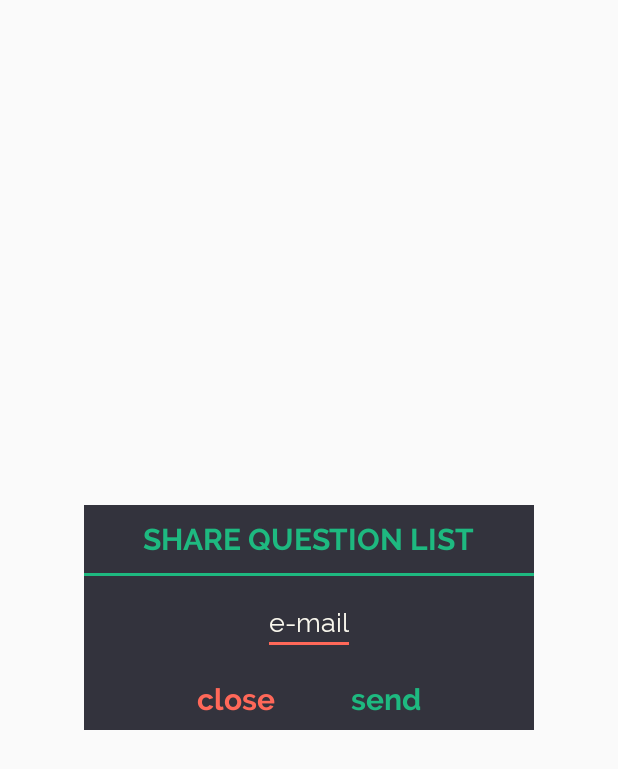
After one commit to Andrew21P/BA-Android-Challenge, an Android app: the layout dialog_share_screen.xml on its own in the app's theme, with its tools: preview values and no code run, on a phone screen of 412 x 824 dp. The commit adds this screen. Shown: the top 769 px of the screen. Run offline under Robolectric (Android 15) with nearby library versions, the phone set to English and light mode, and no system bars.

Commit message:
Refactored question screen Added share screen and service

```diff
--- a/app/build.gradle
+++ b/app/build.gradle
@@ -22,6 +22,7 @@ dependencies {
     implementation fileTree(dir: 'libs', include: ['*.jar'])
     implementation 'com.android.support:appcompat-v7:28.0.0'
     implementation 'com.android.support.constraint:constraint-layout:1.1.3'
+    implementation 'com.android.support:support-v4:28.0.0'
     testImplementation 'junit:junit:4.12'
     implementation 'com.android.support:recyclerview-v7:28.0.0'
     implementation 'com.android.support:cardview-v7:28.0.0'
--- a/app/src/main/AndroidManifest.xml
+++ b/app/src/main/AndroidManifest.xml
@@ -6,11 +6,11 @@
     <uses-permission android:name="android.permission.INTERNET" />
 
     <application
-        android:launchMode="singleTask"
         android:name=".application.BlissChallengeApplication"
         android:allowBackup="true"
         android:icon="@mipmap/ic_launcher"
         android:label="@string/app_name"
+        android:launchMode="singleTask"
         android:roundIcon="@mipmap/ic_launcher_round"
         android:supportsRtl="true"
         android:theme="@style/AppTheme"
@@ -29,6 +29,10 @@
                 <category android:name="android.intent.category.LAUNCHER" />
             </intent-filter>
         </activity>
+        <activity
+            android:name=".screens.base.BaseScreenActivity"
+            android:screenOrientation="portrait"
+            android:theme="@style/Theme.AppCompat.Light.NoActionBar.FullScreen" />
     </application>
 
 </manifest>
--- a/app/src/main/java/pt/andrew/blisschallenge/helpers/ValidationsHelper.java
+++ b/app/src/main/java/pt/andrew/blisschallenge/helpers/ValidationsHelper.java
@@ -13,4 +13,8 @@ public class ValidationsHelper {
     public static boolean isServiceHealthOk(ServiceStatus response) {
         return response != null && response.getStatus() != null && response.getStatus().equals(STATUS_OK);
     }
+
+    public static boolean isValidEmail(String email) {
+        return android.util.Patterns.EMAIL_ADDRESS.matcher(email).matches();
+    }
 }
--- a/app/src/main/java/pt/andrew/blisschallenge/network/entities/ServiceData.java
+++ b/app/src/main/java/pt/andrew/blisschallenge/network/entities/ServiceData.java
@@ -13,11 +13,14 @@ import retrofit2.http.Query;
  */
 public interface ServiceData {
 
-    String QUESTION_LIMIT = "10";
+    public String QUESTION_LIMIT = "10";
 
     @GET("/health")
     Call<ServiceStatus> getServiceStatus();
 
     @GET("/questions?limit=" + QUESTION_LIMIT)
     Call<List<Question>> getQuestions(@Query("offset") int offset, @Query("filter") String filter);
+
+    @GET("/share")
+    Call<ServiceStatus> getShareResponse(@Query("destination_email") String email, @Query("content_url") String contentUrl);
 }
--- a/app/src/main/java/pt/andrew/blisschallenge/screens/ServiceStatusActivity.java
+++ b/app/src/main/java/pt/andrew/blisschallenge/screens/ServiceStatusActivity.java
@@ -15,6 +15,7 @@ import pt.andrew.blisschallenge.helpers.ValidationsHelper;
 import pt.andrew.blisschallenge.model.ServiceStatus;
 import pt.andrew.blisschallenge.network.RetrofitInstance;
 import pt.andrew.blisschallenge.network.entities.ServiceData;
+import pt.andrew.blisschallenge.screens.base.BaseScreenActivity;
 import retrofit2.Call;
 import retrofit2.Callback;
 import retrofit2.Response;
@@ -47,7 +48,7 @@ public class ServiceStatusActivity extends AppCompatActivity {
             @Override
             public void run() {
                 _mainContainer.setVisibility(View.GONE);
-                Intent questionsScreenActivity = new Intent(ServiceStatusActivity.this, QuestionsScreenActivity.class);
+                Intent questionsScreenActivity = new Intent(ServiceStatusActivity.this, BaseScreenActivity.class);
                 startActivity(questionsScreenActivity);
                 finish();
             }
--- /dev/null
+++ b/app/src/main/res/layout/dialog_share_screen.xml
@@ -0,0 +1,107 @@
+<LinearLayout xmlns:android="http://schemas.android.com/apk/res/android"
+    android:layout_width="@dimen/share_screen_width"
+    android:layout_height="@dimen/share_screen_height"
+    android:layout_gravity="center"
+    android:animateLayoutChanges="true"
+    android:background="@color/colorBackground"
+    android:gravity="center"
+    android:orientation="vertical">
+
+    <RelativeLayout
+        android:id="@+id/shareScreenLoader"
+        android:layout_width="match_parent"
+        android:layout_height="wrap_content"
+        android:layout_marginTop="@dimen/share_screen_button_margin"
+        android:layout_marginBottom="@dimen/share_screen_button_margin"
+        android:animateLayoutChanges="true"
+        android:background="@color/colorBackground"
+        android:gravity="center"
+        android:visibility="gone">
+
+        <ProgressBar
+            android:layout_width="@dimen/loader_size"
+            android:layout_height="@dimen/loader_size"
+            android:indeterminate="true" />
+
+    </RelativeLayout>
+
+    <TextView
+        android:id="@+id/shareScreenTitle"
+        android:layout_width="wrap_content"
+        android:layout_height="wrap_content"
+        android:layout_marginTop="@dimen/share_screen_vertical_margin"
+        android:layout_marginBottom="@dimen/share_screen_vertical_margin"
+        android:fontFamily="@font/raleway_bold"
+        android:text="@string/share_results"
+        android:textColor="@color/colorPrimary"
+        android:textSize="@dimen/text_title_size" />
+
+    <View
+        android:id="@+id/shareScreenHorizontalSeparator"
+        android:layout_width="match_parent"
+        android:layout_height="@dimen/horizontal_line_separator_height"
+        android:background="@color/colorPrimary" />
+
+    <TextView
+        android:id="@+id/shareScreenResume"
+        android:layout_width="wrap_content"
+        android:layout_height="wrap_content"
+        android:layout_margin="@dimen/share_screen_vertical_margin"
+        android:fontFamily="@font/raleway"
+        android:textColor="@color/pureWhite"
+        android:visibility="gone" />
+
+    <EditText
+        android:id="@+id/shareScreenEmail"
+        android:layout_width="wrap_content"
+        android:layout_height="wrap_content"
+        android:layout_marginTop="@dimen/share_screen_vertical_margin"
+        android:layout_marginBottom="@dimen/share_screen_vertical_margin"
+        android:fontFamily="@font/raleway"
+        android:hint="@string/email"
+        android:inputType="textEmailAddress" />
+
+    <LinearLayout
+        android:id="@+id/shareScreenButtonContainer"
+        android:layout_width="match_parent"
+        android:layout_height="wrap_content"
+        android:layout_margin="@dimen/question_margin"
+        android:layout_marginTop="@dimen/share_screen_vertical_margin"
+        android:layout_marginBottom="@dimen/share_screen_vertical_margin"
+        android:gravity="center"
+        android:orientation="horizontal">
+
+        <TextView
+            android:id="@+id/shareScreenOkButton"
+            android:layout_width="wrap_content"
+            android:layout_height="wrap_content"
+            android:fontFamily="@font/raleway_bold"
+            android:text="@string/service_ok"
+            android:textAlignment="center"
+            android:textColor="@color/colorPrimary"
+            android:textSize="@dimen/text_title_size"
+            android:visibility="gone" />
+
+        <TextView
+            android:id="@+id/shareScreenCloseButton"
+            android:layout_width="wrap_content"
+            android:layout_height="wrap_content"
+            android:layout_marginEnd="@dimen/share_screen_button_margin"
+            android:fontFamily="@font/raleway_bold"
+            android:text="@string/close"
+            android:textColor="@color/colorAccent"
+            android:textSize="@dimen/text_title_size" />
+
+        <TextView
+            android:id="@+id/shareScreenSendButton"
+            android:layout_width="wrap_content"
+            android:layout_height="wrap_content"
+            android:layout_marginStart="@dimen/share_screen_button_margin"
+            android:fontFamily="@font/raleway_bold"
+            android:text="@string/send"
+            android:textColor="@color/colorPrimary"
+            android:textSize="@dimen/text_title_size" />
+
+    </LinearLayout>
+
+</LinearLayout>
--- /dev/null
+++ b/app/src/main/res/values-v26/styles.xml
@@ -0,0 +1,13 @@
+<?xml version="1.0" encoding="utf-8"?>
+<resources>
+    <style name="Theme.AppCompat.Light.NoActionBar.FullScreen" parent="@style/Theme.AppCompat.Light.NoActionBar">
+        <item name="android:windowNoTitle">true</item>
+        <item name="android:autofilledHighlight">@android:color/transparent</item>
+        <item name="android:textColorSecondary">@color/pureWhite</item>
+        <item name="android:editTextColor">@color/pureWhite</item>
+        <item name="android:textColorHint">@color/pureWhite</item>
+        <item name="android:windowActionBar">false</item>
+        <item name="android:windowFullscreen">true</item>
+        <item name="android:windowContentOverlay">@null</item>
+    </style>
+</resources>
--- a/app/src/main/res/values/dimens.xml
+++ b/app/src/main/res/values/dimens.xml
@@ -2,8 +2,10 @@
 <resources>
 
     <dimen name="text_body_size">14sp</dimen>
+    <dimen name="text_title_size">20sp</dimen>
     <dimen name="horizontal_line_separator_height">2dp</dimen>
     <dimen name="loader_size">50dp</dimen>
+    <dimen name="base_screen_frame_height">0dp</dimen>
 
     <!-- ServiceStatusActivity -->
     <dimen name="service_health_logo_size">200dp</dimen>
@@ -31,4 +33,10 @@
     <dimen name="question_row_separator_horizontal_margin">70dp</dimen>
     <dimen name="question_sub_title_bar_margin">10dp</dimen>
 
+    <!-- ShareScreenDialog -->
+    <dimen name="share_screen_button_margin">25dp</dimen>
+    <dimen name="share_screen_vertical_margin">10dp</dimen>
+    <dimen name="share_screen_width">300dp</dimen>
+    <dimen name="share_screen_height">150dp</dimen>
+
 </resources>
--- a/app/src/main/res/values/strings.xml
+++ b/app/src/main/res/values/strings.xml
@@ -8,4 +8,10 @@
     <string name="dialog_not_responding_description">Sorry, our server is not responding</string>
     <string name="search">Search question…</string>
     <string name="share_results">SHARE QUESTION LIST</string>
+    <string name="share_title">Share Via</string>
+    <string name="share_negative_resume">Sorry, we can\'t share this right now, try again later</string>
+    <string name="share_positive_resume">Shared successfully!</string>
+    <string name="email">e-mail</string>_resumeText
+    <string name="close">close</string>
+    <string name="send">send</string>
 </resources>
```
Also changed, not shown: app/src/main/java/pt/andrew/blisschallenge/dialog/ShareScreenDialog.java (added, +82 -0 lines), app/src/main/java/pt/andrew/blisschallenge/helpers/ContentUrlHelper.java (added, +13 -0 lines), app/src/main/java/pt/andrew/blisschallenge/screens/base/BaseScreenActivity.java (added, +29 -0 lines), app/src/main/java/pt/andrew/blisschallenge/screens/fragments/QuestionScreenFragment.java (renamed from app/src/main/java/pt/andrew/blisschallenge/screens/QuestionsScreenActivity.java, +83 -14 lines), app/src/main/res/layout/activity_base_screen.xml (added, +40 -0 lines), app/src/main/res/layout/fragment_question_screen.xml (renamed from app/src/main/res/layout/activity_questions_screen.xml, +3 -23 lines), 293 other files.
